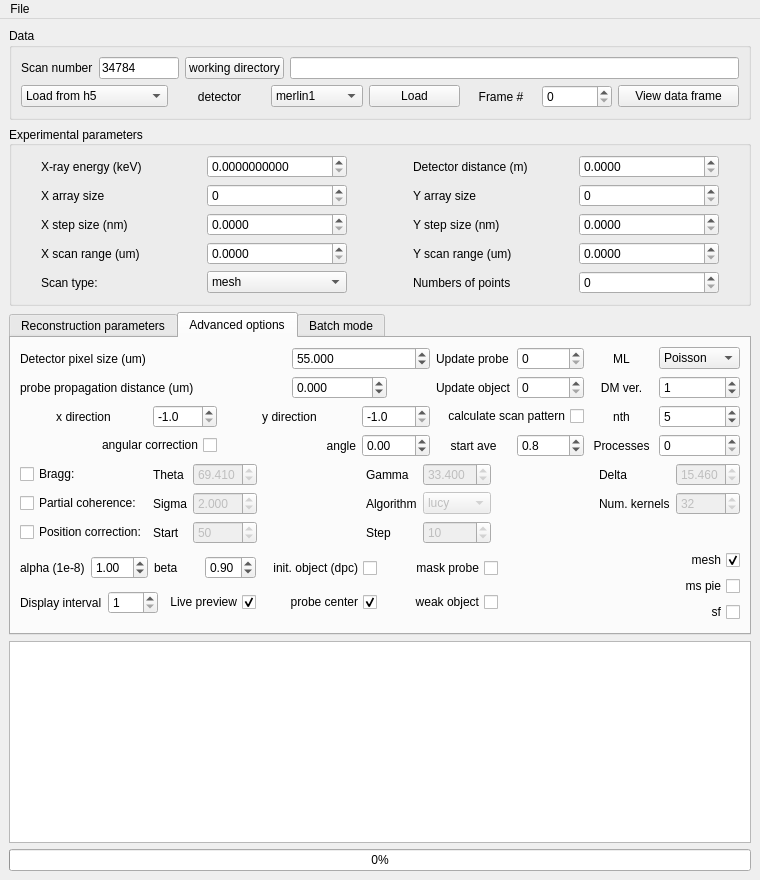
NSLS-II/ptycho_gui, file ui/ui_dpc_v2.ui: the form before one commit.
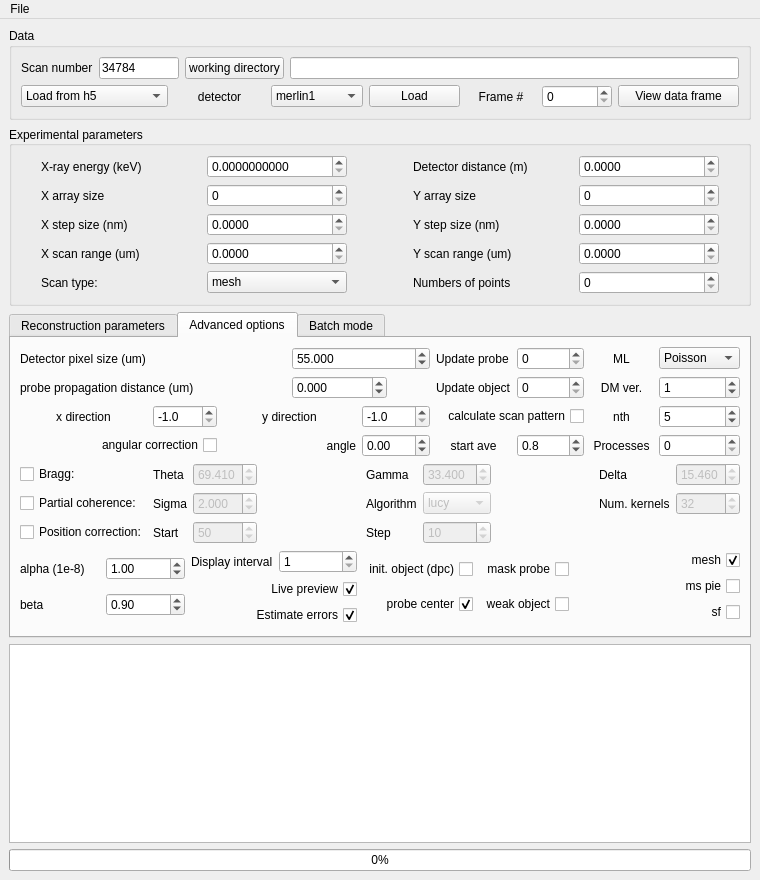
The form after the commit. The open tabs and pages were chosen to show the change.

Commit message: add the "Estimate errors" checkbox to turn off calculation of chi error

```diff
--- a/ui/ui_dpc_v2.ui
+++ b/ui/ui_dpc_v2.ui
@@ -1064,7 +1064,7 @@
        <attribute name="title">
         <string>Advanced options</string>
        </attribute>
-       <layout class="QVBoxLayout" name="verticalLayout_4">
+       <layout class="QVBoxLayout" name="verticalLayout_7">
         <item>
          <layout class="QGridLayout" name="gridLayout_3">
           <item row="2" column="2">
@@ -1551,8 +1551,8 @@
          </layout>
         </item>
         <item>
-         <layout class="QGridLayout" name="gridLayout_2">
-          <item row="0" column="0">
+         <layout class="QHBoxLayout" name="horizontalLayout_15">
+          <item>
            <layout class="QVBoxLayout" name="verticalLayout_3">
             <item>
              <layout class="QHBoxLayout" name="horizontalLayout_6">
@@ -1576,6 +1576,10 @@
                 </property>
                </widget>
               </item>
+             </layout>
+            </item>
+            <item>
+             <layout class="QHBoxLayout" name="horizontalLayout_14">
               <item>
                <widget class="QLabel" name="label_21">
                 <property name="text">
@@ -1601,6 +1605,10 @@
               </item>
              </layout>
             </item>
+           </layout>
+          </item>
+          <item>
+           <layout class="QVBoxLayout" name="verticalLayout_6">
             <item>
              <layout class="QHBoxLayout" name="horizontalLayout_7">
               <item>
@@ -1617,6 +1625,8 @@
                 </property>
                </widget>
               </item>
+             </layout>
+            </item>
               <item>
                <widget class="QCheckBox" name="ck_preview_flag">
                 <property name="layoutDirection">
@@ -1630,11 +1640,22 @@
                 </property>
                </widget>
               </item>
-             </layout>
+            <item>
+             <widget class="QCheckBox" name="ck_cal_error_flag">
+              <property name="layoutDirection">
+               <enum>Qt::RightToLeft</enum>
+              </property>
+              <property name="text">
+               <string>Estimate errors</string>
+              </property>
+              <property name="checked">
+               <bool>true</bool>
+              </property>
+             </widget>
             </item>
            </layout>
           </item>
-          <item row="0" column="1">
+          <item>
            <layout class="QGridLayout" name="gridLayout_13">
             <item row="0" column="1">
              <widget class="QCheckBox" name="ck_mask_prb_flag">
@@ -1681,9 +1702,22 @@
             </item>
            </layout>
           </item>
-          <item row="0" column="2">
-           <layout class="QGridLayout" name="gridLayout_14">
-            <item row="1" column="0">
+          <item>
+           <layout class="QVBoxLayout" name="verticalLayout_4">
+            <item>
+             <widget class="QCheckBox" name="ck_mesh_flag">
+              <property name="layoutDirection">
+               <enum>Qt::RightToLeft</enum>
+              </property>
+              <property name="text">
+               <string>mesh</string>
+              </property>
+              <property name="checked">
+               <bool>true</bool>
+              </property>
+             </widget>
+            </item>
+            <item>
              <widget class="QCheckBox" name="ck_ms_pie_flag">
               <property name="layoutDirection">
                <enum>Qt::RightToLeft</enum>
@@ -1693,7 +1727,7 @@
               </property>
              </widget>
             </item>
-            <item row="2" column="0">
+            <item>
              <widget class="QCheckBox" name="ck_sf_flag">
               <property name="layoutDirection">
                <enum>Qt::RightToLeft</enum>
@@ -1703,19 +1737,6 @@
               </property>
              </widget>
             </item>
-            <item row="0" column="0">
-             <widget class="QCheckBox" name="ck_mesh_flag">
-              <property name="layoutDirection">
-               <enum>Qt::RightToLeft</enum>
-              </property>
-              <property name="text">
-               <string>mesh</string>
-              </property>
-              <property name="checked">
-               <bool>true</bool>
-              </property>
-             </widget>
-            </item>
            </layout>
           </item>
          </layout>
```
Lines whose indentation alone changed are shown as unchanged. The commit also changes 2 other files.
